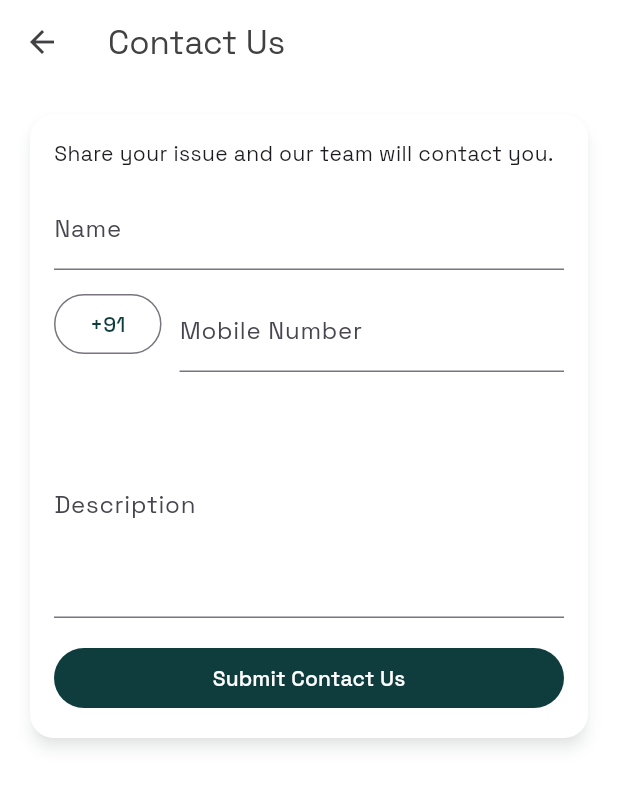
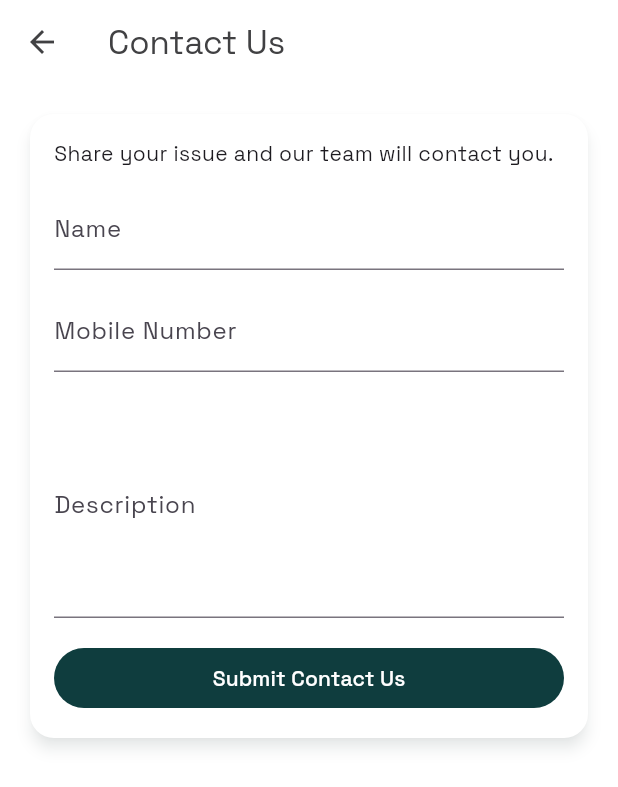
Before and after one commit to bhadresh0768/orderhub, a Flutter app: the _BusinessHomeBody screen opened directly with empty values, in the side drawer, after a tap on "Contact Us", on a phone screen of 412 x 824 dp. Shown: the top 787 px of the screen. Run offline on Flutter 3.47's test engine with Material 3 defaults, Android fonts, the light colour scheme and no system bars; our stand-ins replace app_links, cloud_firestore, connectivity_plus, country_picker, file_picker, firebase_auth and 10 more; missing offline and left inert: android_intent_plus, firebase_app_check; accounts and stored records are empty.

Commit message:
fix minor issue

```diff
--- a/todo_reminder_alarm/lib/ui/screens/home/business/business_home.dart
+++ b/todo_reminder_alarm/lib/ui/screens/home/business/business_home.dart
@@ -32,6 +32,7 @@ import 'package:todo_reminder_alarm/ui/screens/support/support_tickets_screen.da
 
 part 'business_home_state.dart';
 part 'business_home_shell.dart';
+part 'business_orders_section.dart';
 part 'business_orders_tab.dart';
 part 'business_place_orders_tab.dart';
 part 'business_delivery_team_tab.dart';
--- a/todo_reminder_alarm/lib/ui/screens/home/business/business_home_shell.dart
+++ b/todo_reminder_alarm/lib/ui/screens/home/business/business_home_shell.dart
@@ -52,50 +52,62 @@ class _BusinessHomeBody extends ConsumerWidget {
         }
       }
     }
+    final incomingOrders = incomingAsync.value ?? const <Order>[];
+    final hasUpcoming = incomingOrders.any(
+      (order) =>
+          OrderSharedHelpers.effectiveStatus(
+            order,
+            normalizeApprovedToInProgress: true,
+          ) ==
+          OrderStatus.pending,
+    );
+    final hasProcessing = incomingOrders.any(
+      (order) =>
+          OrderSharedHelpers.effectiveStatus(
+            order,
+            normalizeApprovedToInProgress: true,
+          ) ==
+          OrderStatus.inProgress,
+    );
+    final Color? newOrdersIndicatorColor = hasUpcoming
+        ? Colors.red
+        : (hasProcessing ? Colors.orange : null);
 
     return DefaultTabController(
-      length: 6,
+      length: 4,
       child: Scaffold(
         appBar: AppBar(
           title: const Text('Dashboard'),
-          bottom: const TabBar(
+          bottom: TabBar(
             isScrollable: true,
-            tabs: [
-              Tab(text: 'New Orders'),
-              Tab(text: 'Processing'),
-              Tab(text: 'Completed'),
-              Tab(text: 'Place Orders'),
-              Tab(text: 'Delivery Team'),
-              Tab(text: 'Catalog'),
+            tabs: <Widget>[
+              Tab(
+                child: Row(
+                  mainAxisSize: MainAxisSize.min,
+                  children: [
+                    const Text('New Orders'),
+                    if (newOrdersIndicatorColor != null) ...[
+                      const SizedBox(width: 6),
+                      _BlinkingDot(color: newOrdersIndicatorColor),
+                    ],
+                  ],
+                ),
+              ),
+              const Tab(text: 'Place Orders'),
+              const Tab(text: 'Delivery Team'),
+              const Tab(text: 'Catalog'),
             ],
           ),
         ),
         drawer: _buildDrawer(
           context: context,
           ref: ref,
-          incomingOrders: incomingAsync.value ?? const [],
+          incomingOrders: incomingOrders,
           outgoingOrders: outgoingAsync.value ?? const [],
         ),
         body: TabBarView(
           children: [
-            _BusinessOrdersTab(
-              profile: profile,
-              emptyMessage: 'No new incoming orders.',
-              allowedStatuses: [OrderStatus.pending],
-              allowActions: true,
-            ),
-            _BusinessOrdersTab(
-              profile: profile,
-              emptyMessage: 'No processing orders.',
-              allowedStatuses: [OrderStatus.inProgress],
-              allowActions: true,
-            ),
-            _BusinessOrdersTab(
-              profile: profile,
-              emptyMessage: 'No completed orders.',
-              allowedStatuses: [OrderStatus.completed],
-              allowActions: true,
-            ),
+            _BusinessOrdersSection(profile: profile),
             _PlaceOrdersTab(profile: profile, ownBusiness: ownBusiness),
             _DeliveryTeamTab(profile: profile),
             BusinessCatalogScreen(businessId: profile.businessId!),
@@ -212,3 +224,46 @@ class _BusinessHomeBody extends ConsumerWidget {
     );
   }
 }
+
+class _BlinkingDot extends StatefulWidget {
+  const _BlinkingDot({required this.color});
+
+  final Color color;
+
+  @override
+  State<_BlinkingDot> createState() => _BlinkingDotState();
+}
+
+class _BlinkingDotState extends State<_BlinkingDot>
+    with SingleTickerProviderStateMixin {
+  late final AnimationController _controller;
+
+  @override
+  void initState() {
+    super.initState();
+    _controller = AnimationController(
+      vsync: this,
+      duration: const Duration(milliseconds: 700),
+      lowerBound: 0.2,
+      upperBound: 1,
+    )..repeat(reverse: true);
+  }
+
+  @override
+  void dispose() {
+    _controller.dispose();
+    super.dispose();
+  }
+
+  @override
+  Widget build(BuildContext context) {
+    return FadeTransition(
+      opacity: _controller,
+      child: Container(
+        width: 8,
+        height: 8,
+        decoration: BoxDecoration(shape: BoxShape.circle, color: widget.color),
+      ),
+    );
+  }
+}
--- /dev/null
+++ b/todo_reminder_alarm/lib/ui/screens/home/business/business_orders_section.dart
@@ -0,0 +1,50 @@
+part of 'business_home.dart';
+
+class _BusinessOrdersSection extends StatelessWidget {
+  const _BusinessOrdersSection({required this.profile});
+
+  final AppUser profile;
+
+  @override
+  Widget build(BuildContext context) {
+    return DefaultTabController(
+      length: 3,
+      child: Column(
+        children: [
+          const SizedBox(height: 8),
+          const TabBar(
+            tabs: [
+              Tab(text: 'Upcoming'),
+              Tab(text: 'Processing'),
+              Tab(text: 'Completed'),
+            ],
+          ),
+          Expanded(
+            child: TabBarView(
+              children: [
+                _BusinessOrdersTab(
+                  profile: profile,
+                  emptyMessage: 'No new incoming orders.',
+                  allowedStatuses: const [OrderStatus.pending],
+                  allowActions: true,
+                ),
+                _BusinessOrdersTab(
+                  profile: profile,
+                  emptyMessage: 'No processing orders.',
+                  allowedStatuses: const [OrderStatus.inProgress],
+                  allowActions: true,
+                ),
+                _BusinessOrdersTab(
+                  profile: profile,
+                  emptyMessage: 'No completed orders.',
+                  allowedStatuses: const [OrderStatus.completed],
+                  allowActions: true,
+                ),
+              ],
+            ),
+          ),
+        ],
+      ),
+    );
+  }
+}
--- a/todo_reminder_alarm/lib/ui/screens/support/contact_us_screen.dart
+++ b/todo_reminder_alarm/lib/ui/screens/support/contact_us_screen.dart
@@ -1,4 +1,3 @@
-import 'package:country_picker/country_picker.dart';
 import 'package:flutter/material.dart';
 import 'package:flutter_riverpod/flutter_riverpod.dart';
 import 'package:flutter_riverpod/legacy.dart' show StateProvider;
@@ -13,25 +12,16 @@ final _contactUsUiProvider = StateProvider.autoDispose<_ContactUsUiState>(
 );
 
 class _ContactUsUiState {
-  const _ContactUsUiState({this.submitting = false, this.selectedCountryCode});
+  const _ContactUsUiState({this.submitting = false});
 
   final bool submitting;
-  final String? selectedCountryCode;
 
-  _ContactUsUiState copyWith({
-    bool? submitting,
-    Object? selectedCountryCode = _contactCountryUnset,
-  }) {
+  _ContactUsUiState copyWith({bool? submitting}) {
     return _ContactUsUiState(
       submitting: submitting ?? this.submitting,
-      selectedCountryCode: selectedCountryCode == _contactCountryUnset
-          ? this.selectedCountryCode
-          : selectedCountryCode as String?,
     );
   }
 }
-
-const _contactCountryUnset = Object();
 
 class ContactUsScreen extends ConsumerStatefulWidget {
   const ContactUsScreen({super.key, required this.user});
@@ -47,7 +37,6 @@ class _ContactUsScreenState extends ConsumerState<ContactUsScreen> {
   late final TextEditingController _nameController;
   late final TextEditingController _mobileController;
   final _descriptionController = TextEditingController();
-  String _initialCountryCode = '+91';
 
   _ContactUsUiState get _ui => ref.read(_contactUsUiProvider);
   void _updateUi(_ContactUsUiState Function(_ContactUsUiState state) update) {
@@ -66,17 +55,7 @@ class _ContactUsScreenState extends ConsumerState<ContactUsScreen> {
   void _prefillPhone(String? rawPhone) {
     final text = (rawPhone ?? '').trim();
     if (text.isEmpty) return;
-    final countryMatch = RegExp(r'^\+\d{1,4}').firstMatch(text);
-    if (countryMatch != null) {
-      _initialCountryCode = countryMatch.group(0)!;
-      final rest = text.substring(countryMatch.end).replaceAll(
-        RegExp(r'[^0-9]'),
-        '',
-      );
-      _mobileController.text = rest;
-      return;
-    }
-    _mobileController.text = text.replaceAll(RegExp(r'[^0-9]'), '');
+    _mobileController.text = text;
   }
 
   @override
@@ -89,7 +68,6 @@ class _ContactUsScreenState extends ConsumerState<ContactUsScreen> {
 
   Future<void> _submit() async {
     if (!_formKey.currentState!.validate()) return;
-    final activeCountryCode = _ui.selectedCountryCode ?? _initialCountryCode;
     if (_ui.submitting) return;
     _updateUi((state) => state.copyWith(submitting: true));
     try {
@@ -98,7 +76,7 @@ class _ContactUsScreenState extends ConsumerState<ContactUsScreen> {
         userId: widget.user.id,
         userRole: widget.user.role,
         name: _nameController.text.trim(),
-        mobileNumber: '$activeCountryCode ${_mobileController.text.trim()}',
+        mobileNumber: _mobileController.text.trim(),
         description: _descriptionController.text.trim(),
         createdAt: DateTime.now(),
       );
@@ -123,7 +101,6 @@ class _ContactUsScreenState extends ConsumerState<ContactUsScreen> {
   @override
   Widget build(BuildContext context) {
     final ui = ref.watch(_contactUsUiProvider);
-    final countryCode = ui.selectedCountryCode ?? _initialCountryCode;
     return Scaffold(
       appBar: AppBar(title: const Text('Contact Us')),
       body: SafeArea(
@@ -155,33 +132,12 @@ class _ContactUsScreenState extends ConsumerState<ContactUsScreen> {
                         },
                       ),
                       const SizedBox(height: 12),
-                      Row(
-                        crossAxisAlignment: CrossAxisAlignment.start,
-                        children: [
-                          OutlinedButton(
-                            onPressed: () {
-                              showCountryPicker(
-                                context: context,
-                                onSelect: (country) {
-                                  _updateUi(
-                                    (state) => state.copyWith(
-                                      selectedCountryCode:
-                                          '+${country.phoneCode}',
-                                    ),
-                                  );
-                                },
-                              );
-                            },
-                            child: Text(countryCode),
-                          ),
-                          const SizedBox(width: 12),
-                          Expanded(
-                            child: TextFormField(
+                      TextFormField(
                         controller: _mobileController,
                         keyboardType: TextInputType.phone,
                         decoration: const InputDecoration(
                           labelText: 'Mobile Number',
-                                hintText: '9876543210',
+                          hintText: '+919876543210',
                         ),
                         validator: (value) {
                           final digits = (value ?? '').replaceAll(
@@ -193,9 +149,6 @@ class _ContactUsScreenState extends ConsumerState<ContactUsScreen> {
                           }
                           return null;
                         },
-                            ),
-                          ),
-                        ],
                       ),
                       const SizedBox(height: 12),
                       TextFormField(
```
Lines whose indentation alone changed are shown as unchanged.
